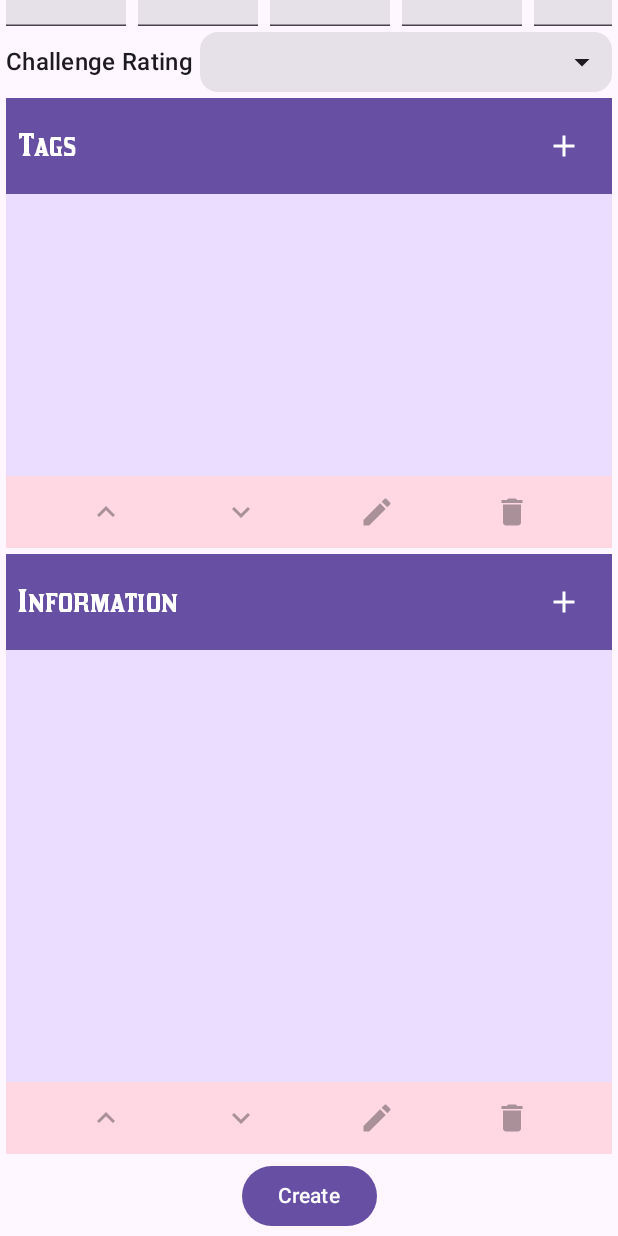
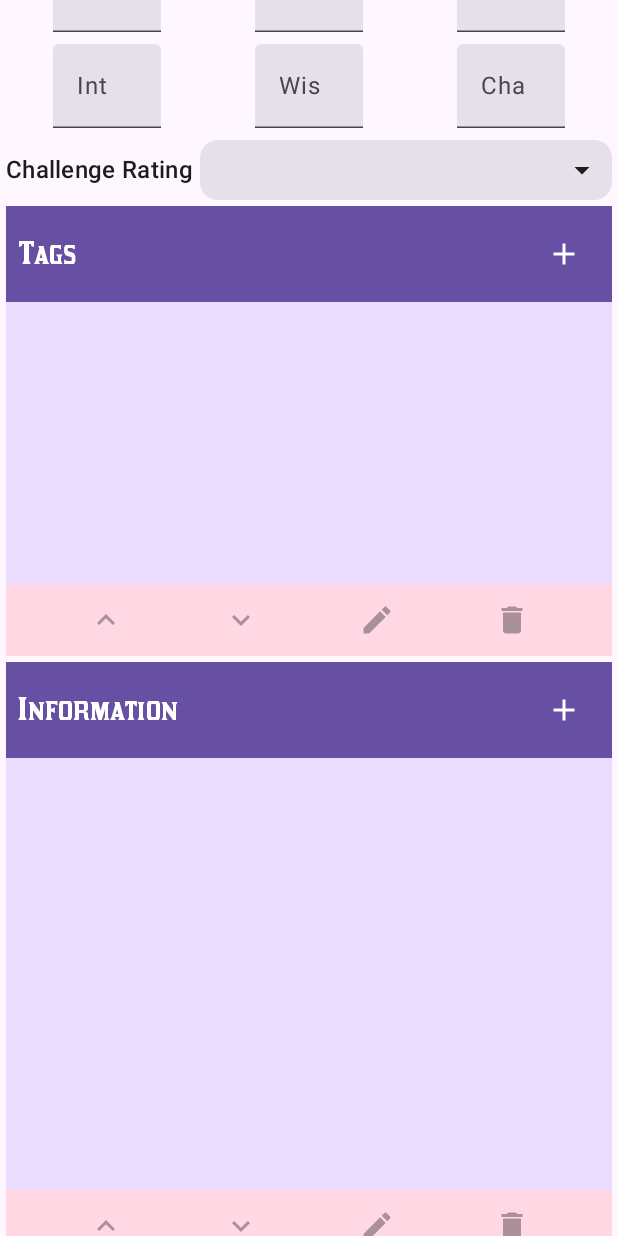
Before and after one commit to JorKov-JAC/dnd-app, an Android app built with Jetpack Compose: the composable NewMonsterScreen shown on its own in the app's theme, scrolled down 576 dp, on a phone screen of 412 x 824 dp. Run offline under Robolectric (Android 15) with nearby library versions, the light colour scheme and no system bars.

Commit message:
feat: Use EvenWidthGrid throughout Monster UI

```diff
--- a/app/src/main/java/makovacs/dnd/ui/components/Creatures.kt
+++ b/app/src/main/java/makovacs/dnd/ui/components/Creatures.kt
@@ -8,7 +8,6 @@ import androidx.annotation.Size
 import androidx.compose.foundation.Image
 import androidx.compose.foundation.background
 import androidx.compose.foundation.horizontalScroll
-import androidx.compose.foundation.layout.Arrangement
 import androidx.compose.foundation.layout.Box
 import androidx.compose.foundation.layout.Row
 import androidx.compose.foundation.layout.fillMaxHeight
@@ -173,11 +172,7 @@ fun CreatureImage(imageBitmap: Bitmap?, imageDesc: String?, modifier: Modifier =
  */
 @Composable
 fun AbilityScoresDisplay(abilityScores: AbilityScores, modifier: Modifier = Modifier) {
-    val scrollState = rememberScrollState()
-    Row(
-        horizontalArrangement = Arrangement.SpaceBetween,
-        modifier = modifier.horizontalScroll(state = scrollState)
-    ) {
+    EvenWidthGrid(modifier = modifier) {
         for (str in abilityScores.abilityStrings()) {
             Text(str, textAlign = TextAlign.Center, modifier = Modifier.padding(8.dp, 0.dp))
         }
@@ -197,10 +192,7 @@ fun AbilityScoresInput(
     setScore: (index: Int, score: Int?) -> Unit,
     modifier: Modifier = Modifier
 ) {
-    Row(
-        horizontalArrangement = Arrangement.spacedBy(8.dp),
-        modifier = modifier
-    ) {
+    EvenWidthGrid(modifier = modifier) {
         val abilityNames = AbilityScores.abilityNames
 
         for ((i, score) in abilityScores.withIndex()) {
@@ -212,7 +204,9 @@ fun AbilityScoresInput(
                 score,
                 { setScore(i, it) },
                 label = abilityNames[i],
-                modifier = Modifier.width(width)
+                modifier = Modifier
+                    .width(width)
+                    .padding(4.dp)
             )
         }
     }
--- a/app/src/main/java/makovacs/dnd/ui/components/monsters/MonsterEditor.kt
+++ b/app/src/main/java/makovacs/dnd/ui/components/monsters/MonsterEditor.kt
@@ -2,13 +2,11 @@ package makovacs.dnd.ui.components.monsters
 
 import android.graphics.Bitmap
 import android.icu.text.DecimalFormat
-import androidx.compose.foundation.horizontalScroll
 import androidx.compose.foundation.layout.Arrangement
 import androidx.compose.foundation.layout.Column
 import androidx.compose.foundation.layout.fillMaxWidth
 import androidx.compose.foundation.layout.padding
 import androidx.compose.foundation.layout.sizeIn
-import androidx.compose.foundation.rememberScrollState
 import androidx.compose.material3.Button
 import androidx.compose.material3.ExperimentalMaterial3Api
 import androidx.compose.material3.MaterialTheme
@@ -125,10 +123,7 @@ fun MonsterEditor(
         // Ability scores
         AbilityScoresInput(
             vm.abilityScores,
-            vm.abilityScores::set,
-            modifier = Modifier
-                .fillMaxWidth()
-                .horizontalScroll(rememberScrollState())
+            vm.abilityScores::set
         )
 
         // Challenge Rating
```
